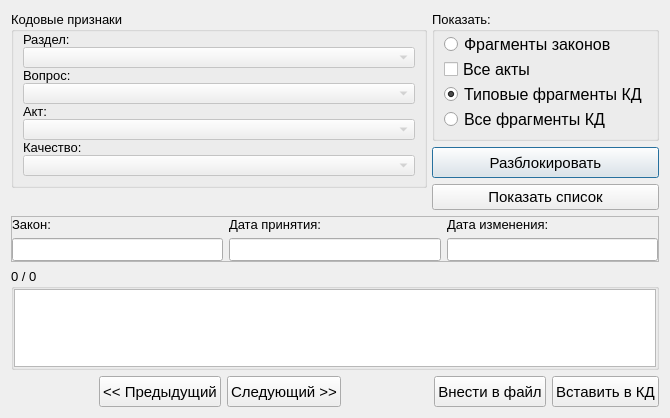
First picture: the form in knowledgebase.ui, repository YakSid/KDC_RSREU, before the edit.
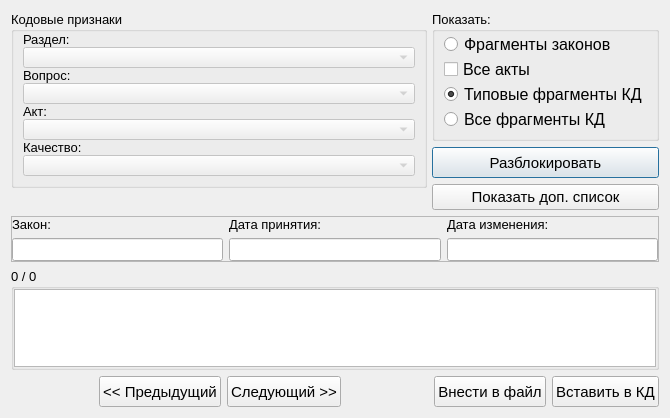
Second picture: the form after the edit.

```diff
--- a/knowledgebase.ui
+++ b/knowledgebase.ui
@@ -312,7 +312,7 @@
       </font>
      </property>
      <property name="text">
-      <string>Показать список</string>
+      <string>Показать доп. список</string>
      </property>
     </widget>
    </item>
```
